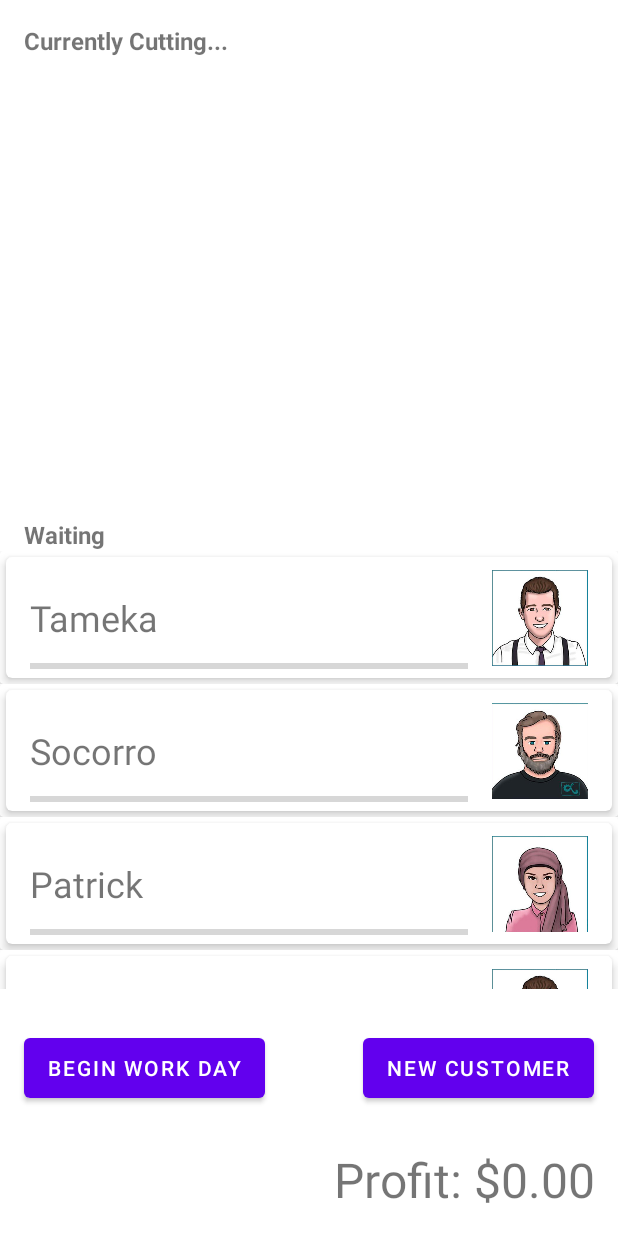
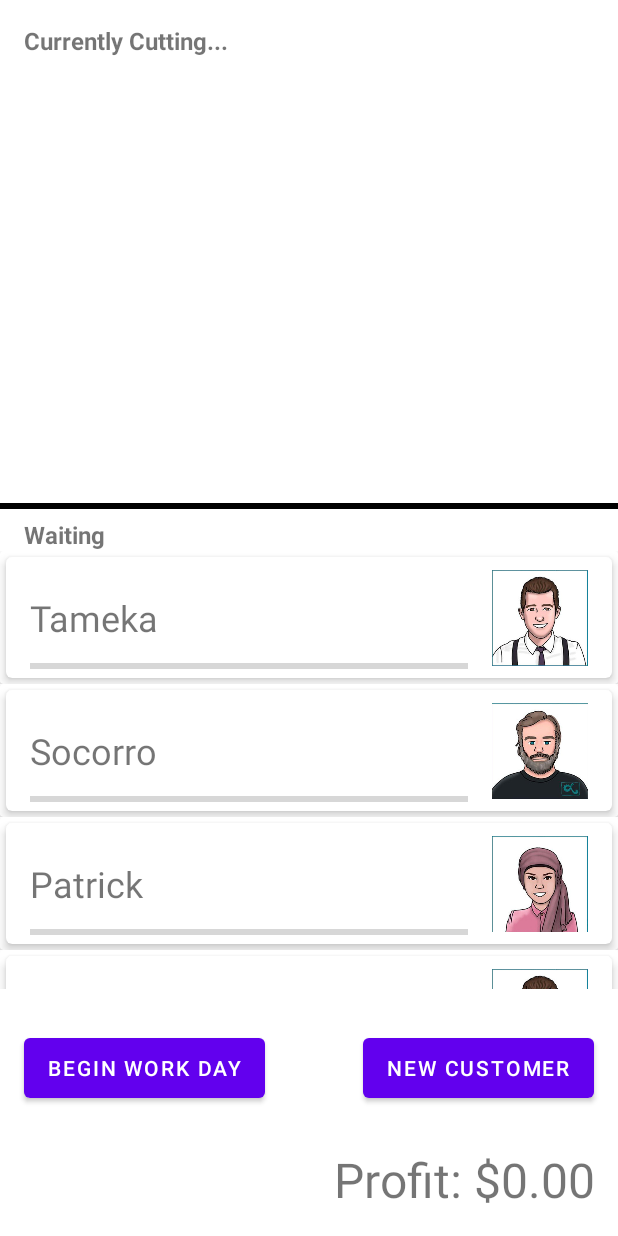
Before and after one commit to ao90eit/w5d3_A_Barbershop, an Android app: the screen it shows after launch (MainActivity), after a tap on "ADD 10", on a phone screen of 412 x 824 dp. Run offline under Robolectric (Android 15) with nearby library versions, the phone set to English and light mode, and no system bars; 3 other taps on this screen came first.

Commit message:
Add sound

```diff
--- a/app/src/main/AndroidManifest.xml
+++ b/app/src/main/AndroidManifest.xml
@@ -16,6 +16,7 @@
                 <category android:name="android.intent.category.LAUNCHER" />
             </intent-filter>
         </activity>
+        <service android:name=".service.SfxService" />
     </application>
 
 </manifest>
--- a/app/src/main/java/com/aoinc/w5d3_a_barbershop/util/Constants.kt
+++ b/app/src/main/java/com/aoinc/w5d3_a_barbershop/util/Constants.kt
@@ -8,6 +8,7 @@ abstract class Constants {
         const val cutPricePerCount: Double = 2.34
         const val CUSTOMER_ID_KEY : String = "customer_id"
         const val CUSTOMER_IS_WAITING_KEY : String = "customer_is_waiting"
+        const val SFX_KEY: String = "sfx"
 
         private var i = -1
         fun nextBarberName(): String{
--- a/app/src/main/java/com/aoinc/w5d3_a_barbershop/view/MainActivity.kt
+++ b/app/src/main/java/com/aoinc/w5d3_a_barbershop/view/MainActivity.kt
@@ -1,5 +1,6 @@
 package com.aoinc.w5d3_a_barbershop.view
 
+import android.content.Intent
 import android.os.Bundle
 import android.os.Handler
 import android.os.Looper
@@ -13,6 +14,7 @@ import androidx.recyclerview.widget.RecyclerView
 import androidx.recyclerview.widget.SimpleItemAnimator
 import com.aoinc.w5d3_a_barbershop.R
 import com.aoinc.w5d3_a_barbershop.data.Customer
+import com.aoinc.w5d3_a_barbershop.service.SfxService
 import com.aoinc.w5d3_a_barbershop.util.Constants
 import com.aoinc.w5d3_a_barbershop.util.HandlerUtil
 
@@ -34,6 +36,8 @@ class MainActivity : AppCompatActivity(), Handler.Callback {
     private lateinit var earningsTextView: TextView
     var earnings: Double = 0.0
     private lateinit var addCustomerFragmentView: FragmentContainerView
+
+    private lateinit var sfxServiceIntent: Intent
 
     override fun onCreate(savedInstanceState: Bundle?) {
         super.onCreate(savedInstanceState)
@@ -65,8 +69,13 @@ class MainActivity : AppCompatActivity(), Handler.Callback {
             if (waitingList.size > 0) {
                 handlerUtil.beginServicingCustomers(waitingList)
                 it.isEnabled = false
+                earnings = 0.0
+                earningsTextView.text = String.format("Profit: $%.2f", earnings)
             }
         }
+
+        sfxServiceIntent = Intent(this, SfxService::class.java)
+            .also { it.putExtra(Constants.SFX_KEY, R.raw.cash_register) }
     }
 
     override fun handleMessage(msg: Message): Boolean {
@@ -87,7 +96,8 @@ class MainActivity : AppCompatActivity(), Handler.Callback {
                     earningsTextView.text = String.format("Profit: $%.2f", earnings)
                     cuttingListAdapter.removeItem(pos)
                     cuttingList.removeAt(pos)
-                    // TODO: play sound here
+
+                    startService(sfxServiceIntent)
                 } else
                     cuttingListAdapter.updateItem(pos, cuttingList[pos].cutProgress)
             }
--- a/app/src/main/res/layout/activity_main.xml
+++ b/app/src/main/res/layout/activity_main.xml
@@ -24,6 +24,14 @@
         app:layout_constraintTop_toBottomOf="@id/cutting_title_textView"
         app:layout_constraintBottom_toTopOf="@id/main_guide_horizontal_40"
         app:layoutManager="androidx.recyclerview.widget.LinearLayoutManager" />
+
+    <View
+        android:layout_width="match_parent"
+        android:layout_height="4dp"
+        app:layout_constraintTop_toBottomOf="@id/main_guide_horizontal_40"
+        app:layout_constraintBottom_toTopOf="@id/waiting_title_textView"
+        android:background="@color/black"
+        />
 
     <com.google.android.material.textview.MaterialTextView
         android:id="@+id/waiting_title_textView"
```
Also changed, not shown: app/src/main/java/com/aoinc/w5d3_a_barbershop/service/SfxService.kt (added, +25 -0 lines), 1 other file.
